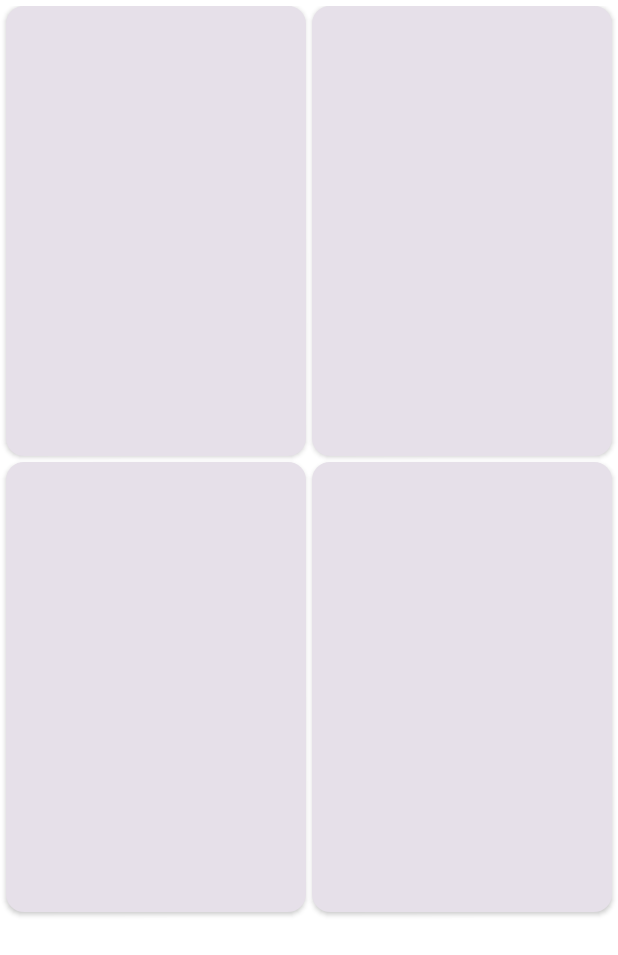
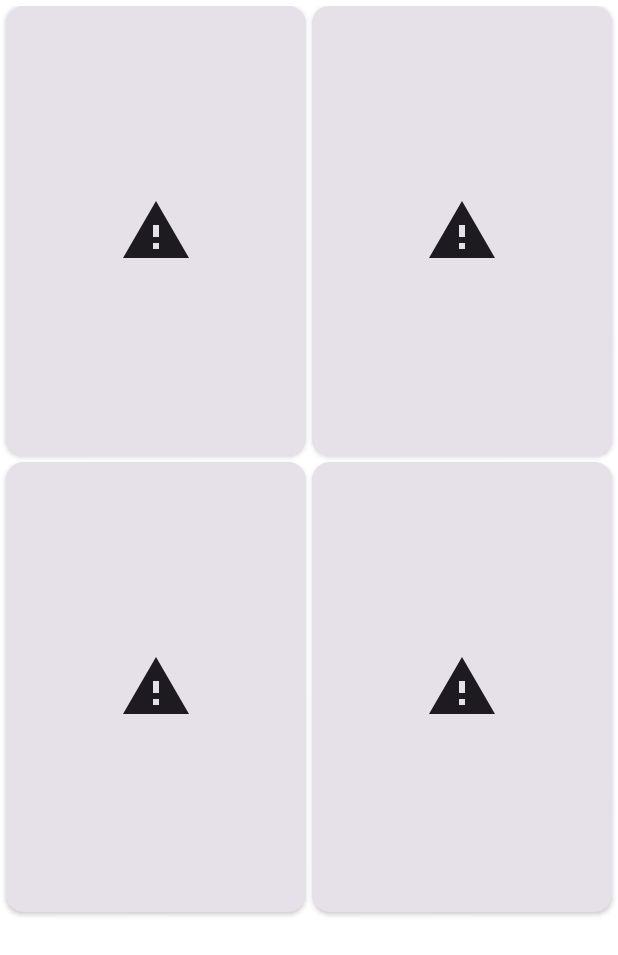
Before and after one commit to DavisJP/PopularMovies, an Android app built with Jetpack Compose: the @Preview function MovieListGridPopulatedPreview, on a phone screen of 412 x 824 dp. Shown: the top 955 px of the screen. Run offline under Robolectric (Android 15) with nearby library versions, the phone set to English and light mode, and no system bars; our stand-ins replace Dagger/Hilt's generated code; pictures from the network do not load.

Commit message:
Clean up details screen and fix image error handling in movies list.

```diff
--- a/app/src/main/java/com/exercise/davismiyashiro/popularmovies/movies/MoviesActivity.kt
+++ b/app/src/main/java/com/exercise/davismiyashiro/popularmovies/movies/MoviesActivity.kt
@@ -36,6 +36,7 @@ import androidx.compose.foundation.layout.aspectRatio
 import androidx.compose.foundation.layout.fillMaxSize
 import androidx.compose.foundation.layout.fillMaxWidth
 import androidx.compose.foundation.layout.padding
+import androidx.compose.foundation.layout.size
 import androidx.compose.foundation.lazy.grid.GridCells
 import androidx.compose.foundation.lazy.grid.LazyVerticalGrid
 import androidx.compose.foundation.lazy.grid.items
@@ -64,7 +65,6 @@ import androidx.compose.runtime.saveable.rememberSaveable
 import androidx.compose.runtime.setValue
 import androidx.compose.ui.Alignment
 import androidx.compose.ui.Modifier
-import androidx.compose.ui.graphics.vector.rememberVectorPainter
 import androidx.compose.ui.layout.ContentScale
 import androidx.compose.ui.platform.LocalContext
 import androidx.compose.ui.res.stringResource
@@ -250,7 +250,6 @@ fun MovieGridItem(
     onMovieClick: (MovieDetailsObservable) -> Unit
 ) {
 
-    val errorImage = rememberVectorPainter(Icons.Filled.Warning)
     Card(
         modifier = Modifier
             .fillMaxWidth()
@@ -268,7 +267,13 @@ fun MovieGridItem(
                 LinearProgressIndicator(modifier = Modifier.fillMaxWidth(0.8f))
             },
             error = {
-                errorImage
+                Box(contentAlignment = Alignment.Center, modifier = Modifier.fillMaxSize()) {
+                    Icon(
+                        imageVector = Icons.Filled.Warning,
+                        contentDescription = "Error loading image",
+                        modifier = Modifier.size(48.dp)
+                    )
+                }
             }
         )
     }
```
Also changed, not shown: app/src/main/java/com/exercise/davismiyashiro/popularmovies/moviedetails/MovieDetailsViewModel.kt (+1 -14 lines).
